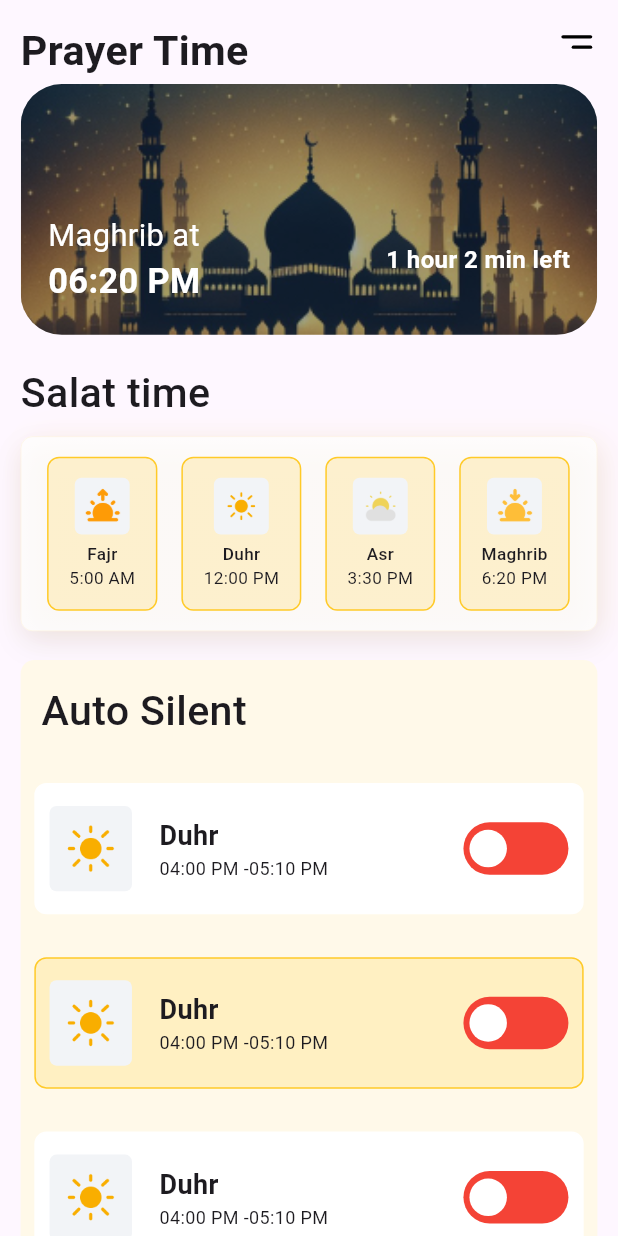
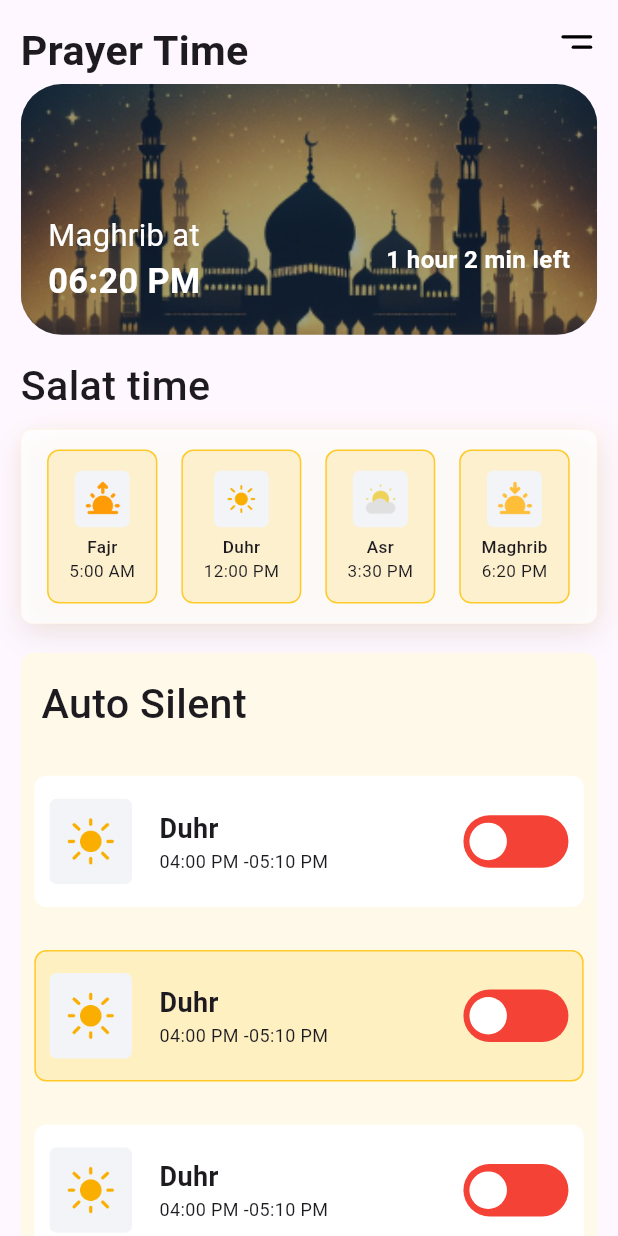
Before and after one commit to BaharKhanbd/prayer_time_autosilent, a Flutter app: the screen it shows after launch, on a phone screen of 412 x 824 dp. Run offline on Flutter 3.47's test engine with Material 3 defaults, Android fonts, the light colour scheme and no system bars; drawn by our look-alikes of flutter_switch; our stand-ins replace flutter_screenutil, flutter_svg; missing offline and left inert: android_alarm_manager_plus.

Commit message:
desing home

```diff
--- a/lib/home_view.dart
+++ b/lib/home_view.dart
@@ -116,7 +116,7 @@ class _HomeViewState extends State<HomeView> {
                 ],
               ),
               SizedBox(
-                height: 16.h,
+                height: 12.h,
               ),
               Align(
                 alignment: Alignment.centerLeft,
```
